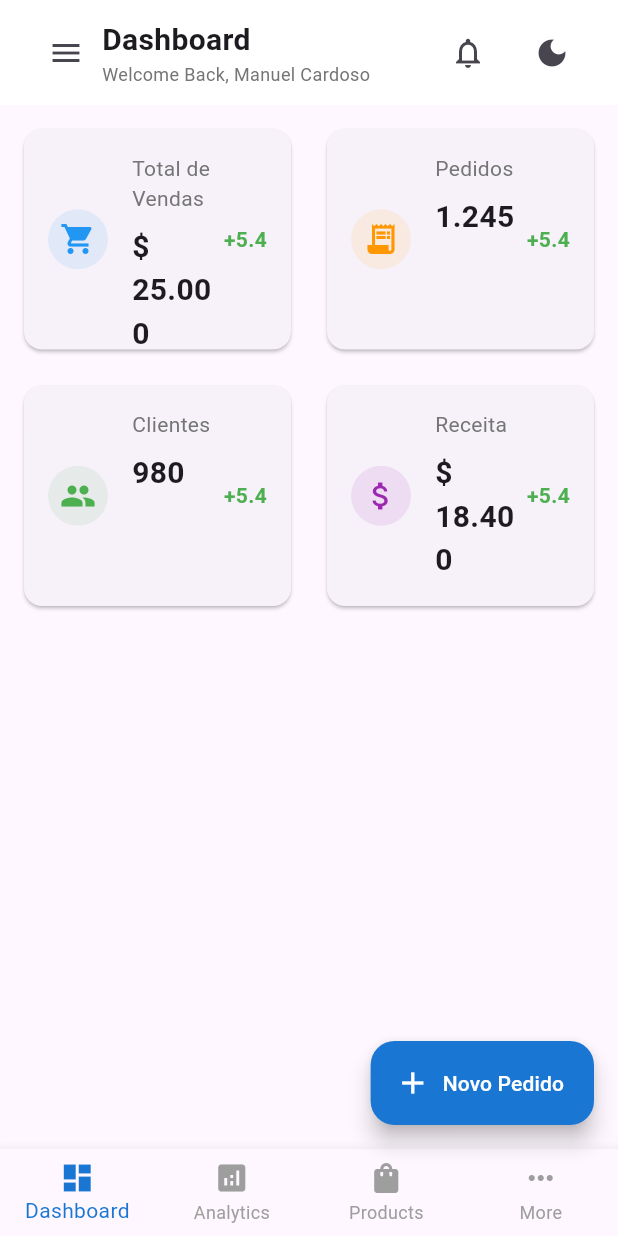
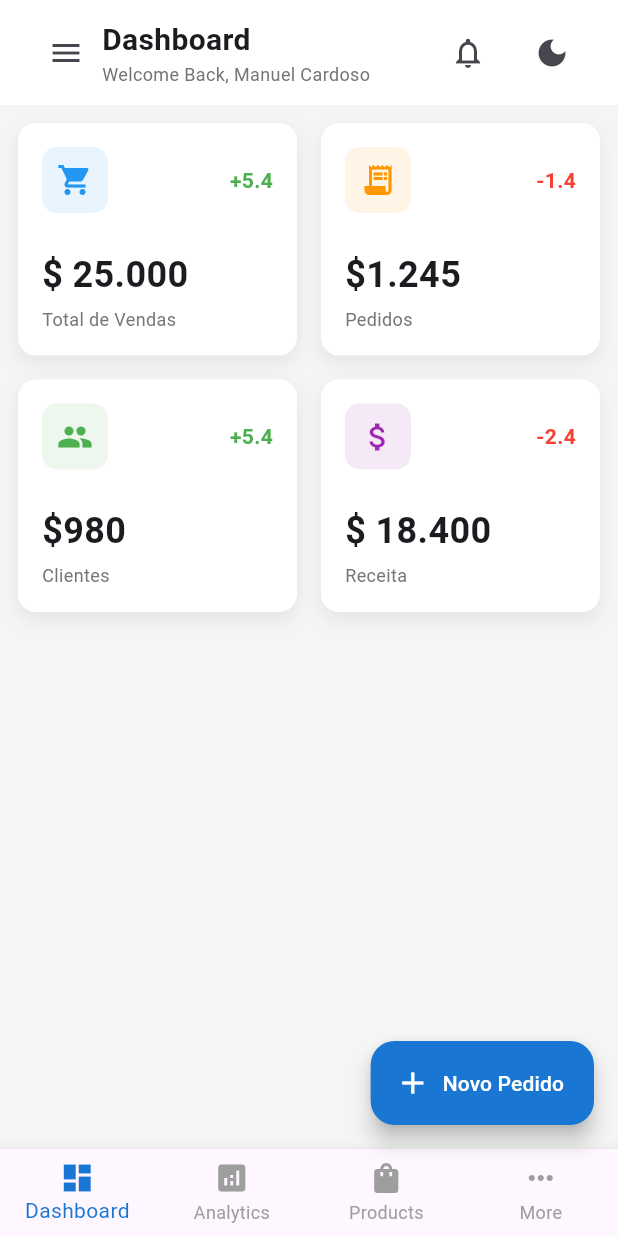
Before and after one commit to manuelcardoso5005/app-dashboard, a Flutter app: the screen it shows after launch, on a phone screen of 412 x 824 dp. Run offline on Flutter 3.47's test engine with Material 3 defaults, Android fonts, the phone set to English and light mode, and no system bars.

```diff
--- a/lib/screens/dashboard_screen.dart
+++ b/lib/screens/dashboard_screen.dart
@@ -2,6 +2,7 @@ import 'package:app/data/get_item.dart';
 import 'package:app/models/chart_model.dart';
 import 'package:app/models/product.dart';
 import 'package:app/models/recent_activity.dart';
+import 'package:app/widgets/charts/chart_painter.dart';
 import 'package:flutter/material.dart';
 import 'package:app/data/pages.dart';
 import 'package:flutter/rendering.dart';
@@ -128,12 +129,17 @@ class _DashboardScreenState extends State<DashboardScreen> {
                     children: [
                       _buildAppBar(isMobile, isTablet, isDesktop),
                       Expanded(
+                        child: Container(
+                          color: _isDarkMode
+                              ? Colors.grey[800]
+                              : Colors.grey[100],
                           child: SingleChildScrollView(
                             padding: EdgeInsets.all(isMobile ? 12 : 24),
                             child: _buildPageContent(
                               isMobile,
                               isTablet,
                               isDesktop,
+                            ),
                           ),
                         ),
                       ),
@@ -450,6 +456,90 @@ class _DashboardScreenState extends State<DashboardScreen> {
     }
   }
 
+  Widget _buildRevenueChart(bool isMobile, bool isTablet, bool isDesktop) {
+    return Container(
+      padding: EdgeInsets.all(16),
+      decoration: BoxDecoration(
+        color: _isDarkMode ? Colors.grey[800] : Colors.white,
+        borderRadius: BorderRadius.circular(12),
+        boxShadow: [
+          BoxShadow(
+            color: _isDarkMode
+                ? Colors.black.withOpacity(0.1)
+                : Colors.grey.withOpacity(0.1),
+            blurRadius: 10,
+            offset: Offset(0, 5),
+          ),
+        ],
+      ),
+      child: Column(
+        crossAxisAlignment: CrossAxisAlignment.start,
+        children: [
+          Text(
+            'Revenue Chart',
+            style: TextStyle(fontSize: 18, fontWeight: FontWeight.bold),
+          ),
+          SizedBox(height: 20),
+          Container(
+            height: isMobile ? 200 : 300,
+            child: Center(
+              child: CustomPaint(
+                painter: ChartPainter(_chartData),
+                child: Container(),
+              ),
+            ),
+          ),
+        ],
+      ),
+    );
+  }
+
+  Widget _buildRecentActivites() {
+    return Container(
+      decoration: BoxDecoration(
+        color: _isDarkMode ? Colors.grey[800] : Colors.white,
+        borderRadius: BorderRadius.circular(12),
+        boxShadow: [
+          BoxShadow(
+            color: _isDarkMode
+                ? Colors.black.withOpacity(0.3)
+                : Colors.grey.withOpacity(0.3),
+            blurRadius: 10,
+            offset: Offset(0, 5),
+          ),
+        ],
+      ),
+      child: Column(
+        crossAxisAlignment: CrossAxisAlignment.start,
+        children: [
+          Text(
+            'Actividade recente',
+            style: TextStyle(fontSize: 18, fontWeight: FontWeight.bold),
+          ),
+          SizedBox(height: 18),
+          ..._recentActivites.map((act) {
+            return Padding(
+              padding: EdgeInsets.only(bottom: 16),
+              child: Row(
+                children: [
+                  Container(
+                    padding: EdgeInsets.all(8),
+                    decoration: BoxDecoration(
+                      color: act.color.withOpacity(0.1),
+                      borderRadius: BorderRadius.circular(8),
+                    ),
+                    child: Icon(act.icon, color: act.color, size: 20),
+                  ),
+                  SizedBox(width: 12),
+                ],
+              ),
+            );
+          }),
+        ],
+      ),
+    );
+  }
+
   Widget _buildDashboardScreen(bool isMobile, bool isTablet, bool isDesktop) {
     int crossAxisCount = isMobile ? 2 : (isTablet ? 3 : 4);
     return Column(
@@ -461,7 +551,11 @@ class _DashboardScreenState extends State<DashboardScreen> {
           physics: NeverScrollableScrollPhysics(),
           crossAxisSpacing: 16,
           mainAxisSpacing: 16,
-          childAspectRatio: isMobile ? 1.2 : 1.4,
+          childAspectRatio: isMobile
+              ? 1.2
+              : isTablet
+              ? 1.5
+              : 1.7,
           children: [
             _buildStateCard(
               'Total de Vendas',
@@ -469,31 +563,47 @@ class _DashboardScreenState extends State<DashboardScreen> {
               Icons.shopping_cart,
               Colors.blue,
               '+5.4',
+              _isDarkMode,
             ),
             _buildStateCard(
               'Pedidos',
-              '1.245',
+              '\$1.245',
               Icons.receipt_long,
               Colors.orange,
-              '+5.4',
+              '-1.4',
+              _isDarkMode,
             ),
             _buildStateCard(
               'Clientes',
-              '980',
+              '\$980',
               Icons.people,
               Colors.green,
               '+5.4',
+              _isDarkMode,
             ),
             _buildStateCard(
               'Receita',
               '\$ 18.400',
               Icons.attach_money,
               Colors.purple,
-              '+5.4',
+              '-2.4',
+              _isDarkMode,
             ),
           ],
         ),
         SizedBox(height: 24),
+        if (isDesktop)
+          Row(
+            crossAxisAlignment: CrossAxisAlignment.start,
+            children: [
+              Expanded(
+                flex: 2,
+                child: _buildRevenueChart(isMobile, isTablet, isDesktop),
+              ),
+              SizedBox(width: 16),
+              Expanded(flex: 1, child: _buildRecentActivites()),
+            ],
+          ),
       ],
     );
   }
@@ -508,32 +618,38 @@ class _DashboardScreenState extends State<DashboardScreen> {
     IconData icon,
     Color color,
     String change,
+    bool isDarkMode,
   ) {
-    return Card(
-      child: Padding(
-        padding: EdgeInsets.all(16),
-        child: Row(
-          children: [
-            CircleAvatar(
-              backgroundColor: color.withOpacity(0.1),
-              child: Icon(icon, color: color),
-            ),
-            SizedBox(width: 16),
-            Expanded(
-              child: Column(
-                crossAxisAlignment: CrossAxisAlignment.start,
-                children: [
-                  Text(
-                    title,
-                    style: TextStyle(fontSize: 14, color: Colors.grey[600]),
-                  ),
-                  SizedBox(height: 8),
-                  Text(
-                    value,
-                    style: TextStyle(fontSize: 20, fontWeight: FontWeight.bold),
+    return Container(
+      decoration: BoxDecoration(
+        color: isDarkMode ? Colors.grey[800] : Colors.white,
+        borderRadius: BorderRadius.circular(12),
+        boxShadow: [
+          BoxShadow(
+            color: isDarkMode
+                ? Colors.black.withOpacity(0.2)
+                : Colors.grey.withOpacity(0.2),
+            blurRadius: 10,
+            offset: Offset(0, 5),
           ),
         ],
       ),
+      child: Padding(
+        padding: EdgeInsets.all(16),
+        child: Column(
+          mainAxisAlignment: MainAxisAlignment.center,
+          crossAxisAlignment: CrossAxisAlignment.start,
+          children: [
+            Row(
+              mainAxisAlignment: MainAxisAlignment.spaceBetween,
+              children: [
+                Container(
+                  padding: EdgeInsets.all(10),
+                  decoration: BoxDecoration(
+                    color: color.withOpacity(0.1),
+                    borderRadius: BorderRadius.circular(10),
+                  ),
+                  child: Icon(icon, color: color, size: 24),
                 ),
                 Text(
                   change,
@@ -541,6 +657,18 @@ class _DashboardScreenState extends State<DashboardScreen> {
                     color: change.startsWith('+') ? Colors.green : Colors.red,
                     fontWeight: FontWeight.bold,
                   ),
+                ),
+              ],
+            ),
+            Spacer(),
+            Text(
+              value,
+              style: TextStyle(fontSize: 24, fontWeight: FontWeight.bold),
+            ),
+            SizedBox(height: 4),
+            Text(
+              title,
+              style: TextStyle(color: Colors.grey[600], fontSize: 12),
             ),
           ],
         ),
@@ -570,17 +698,4 @@ class _DashboardScreenState extends State<DashboardScreen> {
       ),
     );
   }
-
-  /*IconData _getIcon(int index) {
-    final icons = [
-      Icons.dashboard,
-      Icons.analytics,
-      Icons.shopping_bag,
-      Icons.receipt_long,
-      Icons.people,
-      Icons.settings,
-      Icons.person,
-    ];
-    return icons[index];
-  }*/
 }
```
Lines whose indentation alone changed are shown as unchanged.
